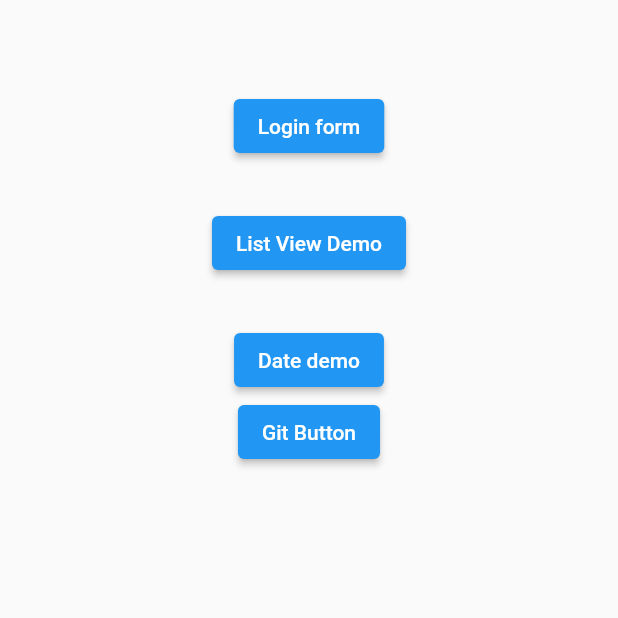
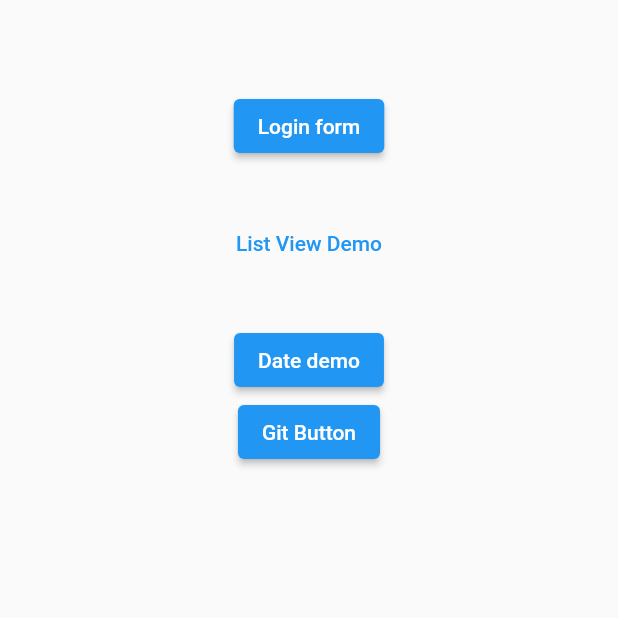
Before and after one commit to Iftekharshihab/Flutter_Class, a Flutter app: the screen it shows after launch, on a phone screen of 412 x 824 dp, the top half of it. Run offline on Flutter 3.47's test engine with Material 2 defaults, Android fonts, the phone set to English and light mode, and no system bars; our stand-ins replace image_picker.

Commit message:
Text button

```diff
--- a/lib/main.dart
+++ b/lib/main.dart
@@ -41,7 +41,7 @@ class _HomepageState extends State<Homepage> {
             }, child: Text("Login form")),
 
             SizedBox(height: 30,),
-            ElevatedButton(onPressed: (){
+            TextButton(onPressed: (){
               Navigator.push(context, MaterialPageRoute(builder: (context)=> ListViewDemo()));
             }, child: Text("List View Demo")),
 
```
